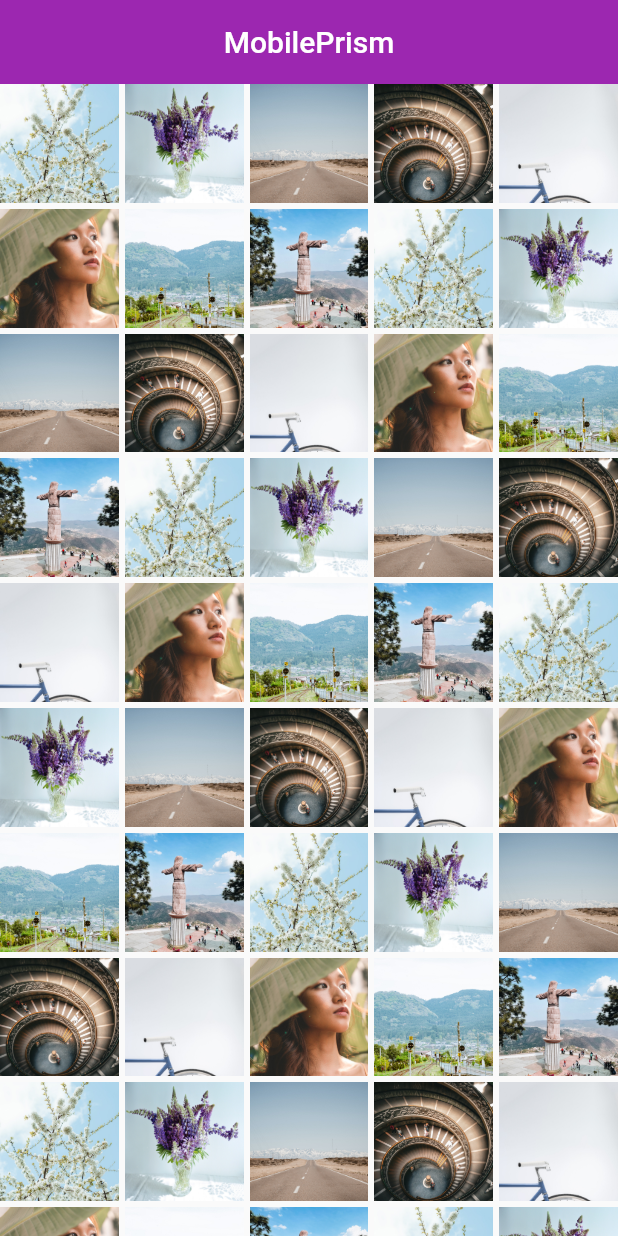
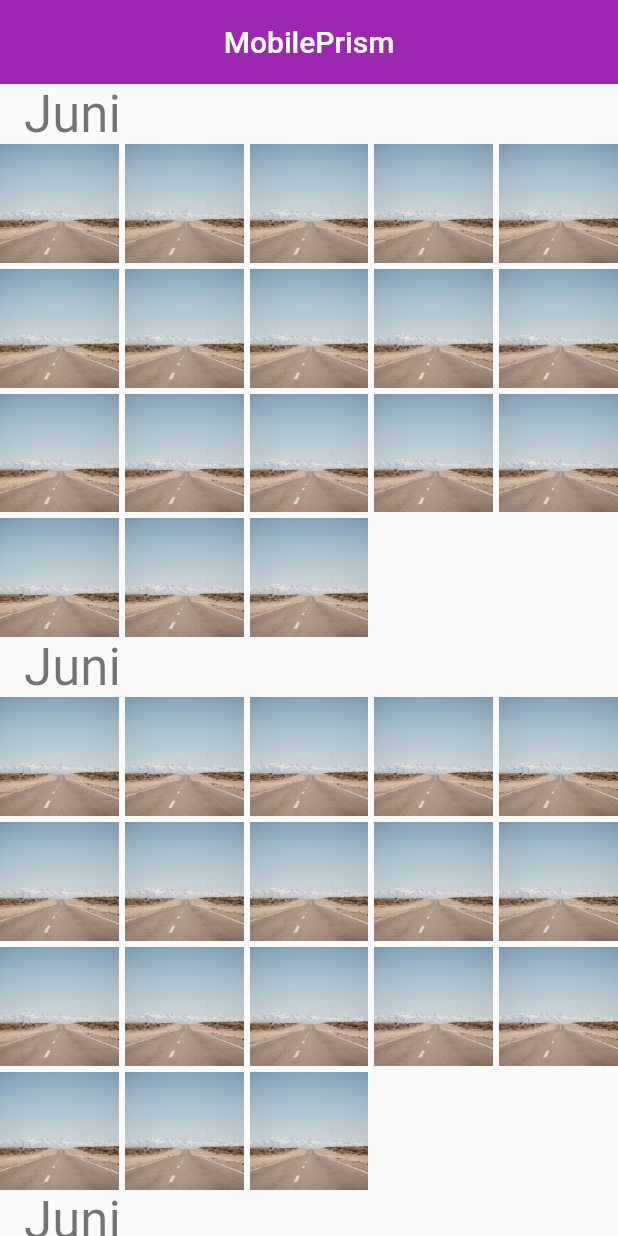
Before and after one commit to bleibdirtroy/MobilePrism, a Flutter app: the screen it shows after launch, on a phone screen of 412 x 824 dp. Run offline on Flutter 3.47's test engine with Material 2 defaults, Android fonts, the phone set to English and light mode, and no system bars; drawn by our look-alikes of sticky_headers.

Commit message:
added sticky header

```diff
--- a/lib/screens/home.dart
+++ b/lib/screens/home.dart
@@ -1,4 +1,7 @@
+import 'dart:math';
+
 import 'package:flutter/material.dart';
+import 'package:sticky_headers/sticky_headers.dart';
 
 class Home extends StatefulWidget {
   Home({Key? key}) : super(key: key);
@@ -18,23 +21,46 @@
             SliverAppBar(
               centerTitle: true,
               title: const Text("MobilePrism"),
-              snap: true,
               floating: true,
               forceElevated: innerBoxIsScrolled,
             ),
           ];
         },
-        body: GridView.count(
-          crossAxisCount: 5,
-          mainAxisSpacing: 4,
-          crossAxisSpacing: 4,
-          children: [
-            for (int i = 0; i < 98; i++)
-              Image(
-                image: AssetImage("images/${i % 8 + 1}.jpg"),
-                fit: BoxFit.cover,
-              ),
-          ],
+        body: MediaQuery.removePadding(
+          context: context,
+          removeTop: true,
+          child: ListView.builder(
+            itemBuilder: ((context, index) {
+              return StickyHeader(
+                header: Container(
+                  //height: 50.0,
+                  padding: const EdgeInsets.symmetric(horizontal: 16.0),
+                  alignment: Alignment.centerLeft,
+                  child: Text(
+                    'Juni',
+                    style: Theme.of(context).textTheme.headline4,
+                  ),
+                ),
+                content: GridView.builder(
+                  shrinkWrap: true,
+                  physics: const NeverScrollableScrollPhysics(),
+                  itemCount: 18,
+                  gridDelegate: const SliverGridDelegateWithFixedCrossAxisCount(
+                    crossAxisCount: 5,
+                    mainAxisSpacing: 4,
+                    crossAxisSpacing: 4,
+                  ),
+                  itemBuilder: (contxt, indx) {
+                    return Image(
+                      image:
+                          AssetImage("images/${Random().nextInt(7) + 1}.jpg"),
+                      fit: BoxFit.cover,
+                    );
+                  },
+                ),
+              );
+            }),
+          ),
         ),
       ),
     );
--- a/pubspec.yaml
+++ b/pubspec.yaml
@@ -34,6 +34,7 @@
   # The following adds the Cupertino Icons font to your application.
   # Use with the CupertinoIcons class for iOS style icons.
   cupertino_icons: ^1.0.2
+  sticky_headers: ^0.3.0+2
 
 dev_dependencies:
   flutter_test:
```
Also changed, not shown: pubspec.lock.
